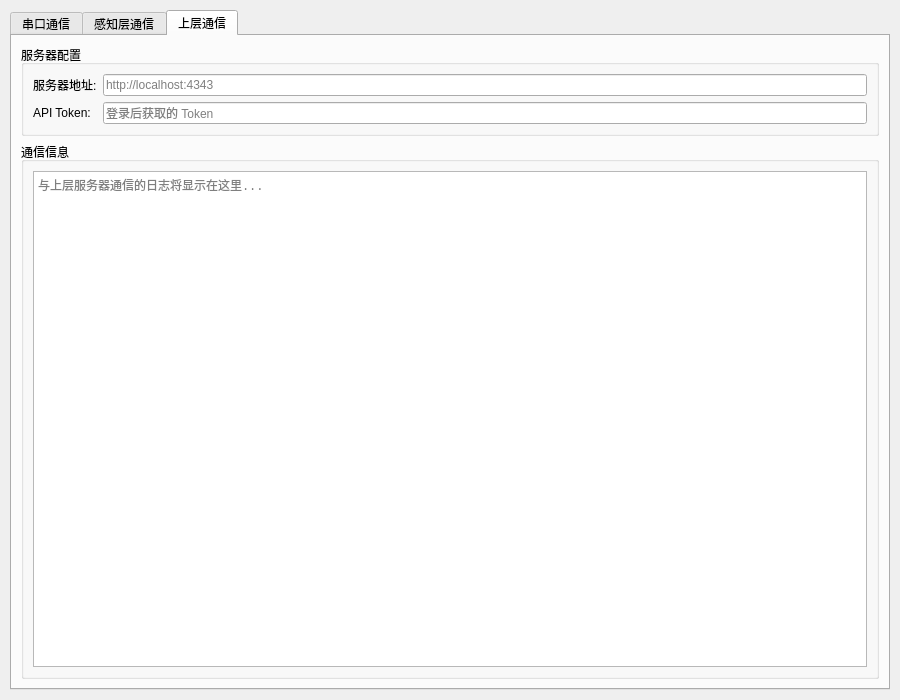
Before: the Qt Designer form connect-layer/test.ui in ariyflow/rfid-item, drawn with Qt 5.
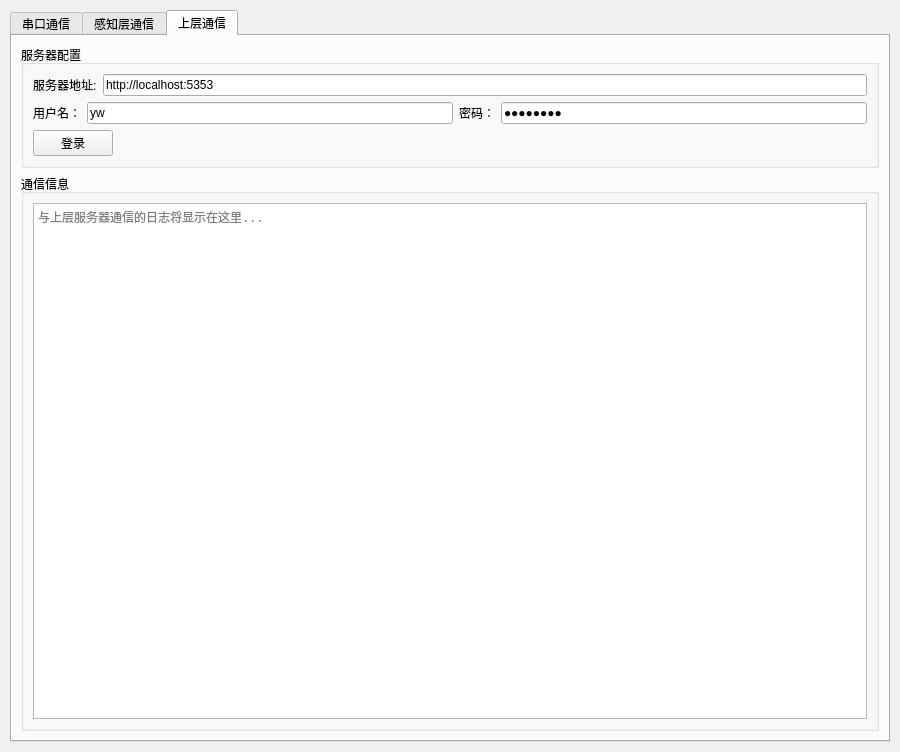
After: the same form once the commit is applied. The open tabs and pages were chosen to show the change.

Commit message: update: 更新网络层UI设计

Diff of the .ui file:
```diff
--- a/connect-layer/test.ui
+++ b/connect-layer/test.ui
@@ -7,7 +7,7 @@
     <x>0</x>
     <y>0</y>
     <width>900</width>
-    <height>700</height>
+    <height>752</height>
    </rect>
   </property>
   <property name="minimumSize">
@@ -559,57 +559,112 @@
        <attribute name="title">
         <string>上层通信</string>
        </attribute>
-       <layout class="QVBoxLayout" name="verticalLayoutUpperLayer">
+       <layout class="QVBoxLayout" name="verticalLayoutUpperLayer" stretch="0,0">
         <item>
          <widget class="QGroupBox" name="groupBoxServerConfig">
           <property name="title">
            <string>服务器配置</string>
           </property>
+          <layout class="QVBoxLayout" name="verticalLayout_12">
+           <item>
           <layout class="QVBoxLayout" name="verticalLayout_8">
            <item>
-            <layout class="QFormLayout" name="formLayout">
-             <item row="0" column="0">
+              <layout class="QHBoxLayout" name="horizontalLayout_5">
+               <item>
               <widget class="QLabel" name="labelServerUrl">
                <property name="text">
                 <string>服务器地址:</string>
                </property>
               </widget>
              </item>
-             <item row="0" column="1">
-              <widget class="QLineEdit" name="lineEditServerUrl">
+               <item>
+                <widget class="QLineEdit" name="server_url_edit">
                <property name="minimumSize">
                 <size>
                  <width>300</width>
                  <height>0</height>
                 </size>
                </property>
+                 <property name="text">
+                  <string>http://localhost:5353</string>
+                 </property>
                <property name="placeholderText">
                 <string>http://localhost:4343</string>
                </property>
               </widget>
              </item>
-             <item row="1" column="0">
+              </layout>
+             </item>
+             <item>
+              <layout class="QHBoxLayout" name="horizontalLayout_4">
+               <item>
               <widget class="QLabel" name="labelApiKey">
                <property name="text">
-                <string>API Token:</string>
+                  <string>用户名：</string>
                </property>
               </widget>
              </item>
-             <item row="1" column="1">
-              <widget class="QLineEdit" name="lineEditApiToken">
+               <item>
+                <widget class="QLineEdit" name="user_name_edit">
                <property name="minimumSize">
                 <size>
                  <width>300</width>
                  <height>0</height>
                 </size>
+                 </property>
+                 <property name="text">
+                  <string>yw</string>
+                 </property>
+                 <property name="echoMode">
+                  <enum>QLineEdit::EchoMode::Normal</enum>
+                 </property>
+                 <property name="placeholderText">
+                  <string>用户名</string>
+                 </property>
+                </widget>
+               </item>
+               <item>
+                <widget class="QLabel" name="label_4">
+                 <property name="text">
+                  <string>密码：</string>
+                 </property>
+                </widget>
+               </item>
+               <item>
+                <widget class="QLineEdit" name="password_edit">
+                 <property name="text">
+                  <string>yw526122</string>
                </property>
                <property name="echoMode">
                 <enum>QLineEdit::EchoMode::Password</enum>
                </property>
-               <property name="placeholderText">
-                <string>登录后获取的 Token</string>
-               </property>
-              </widget>
+                </widget>
+               </item>
+              </layout>
+             </item>
+             <item>
+              <layout class="QHBoxLayout" name="horizontalLayout_6" stretch="1,10">
+               <item>
+                <widget class="QPushButton" name="login_btn">
+                 <property name="text">
+                  <string>登录</string>
+                 </property>
+                </widget>
+               </item>
+               <item>
+                <spacer name="horizontalSpacer">
+                 <property name="orientation">
+                  <enum>Qt::Orientation::Horizontal</enum>
+                 </property>
+                 <property name="sizeHint" stdset="0">
+                  <size>
+                   <width>40</width>
+                   <height>20</height>
+                  </size>
+                 </property>
+                </spacer>
+               </item>
+              </layout>
              </item>
             </layout>
            </item>
```
Lines whose indentation alone changed are shown as unchanged. The commit also changes 1 other file.
